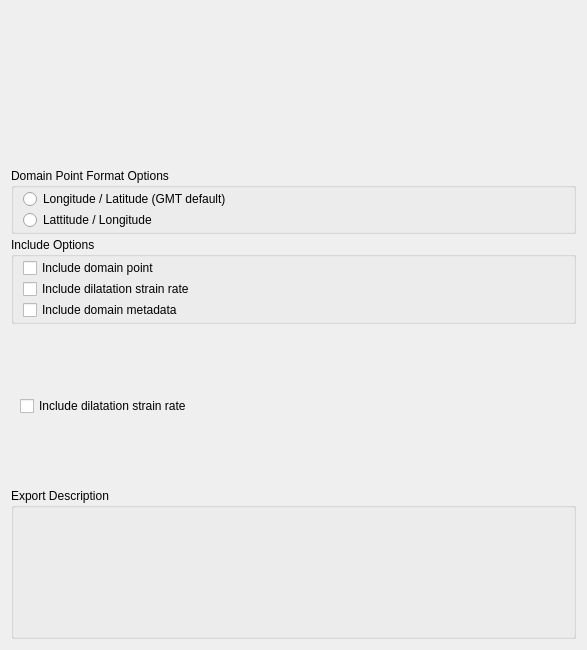
The window that src/qt-widgets/ExportScalarCoverageOptionsWidgetUi.ui (GPlates/GPlates) describes before a commit, drawn with Qt 5.
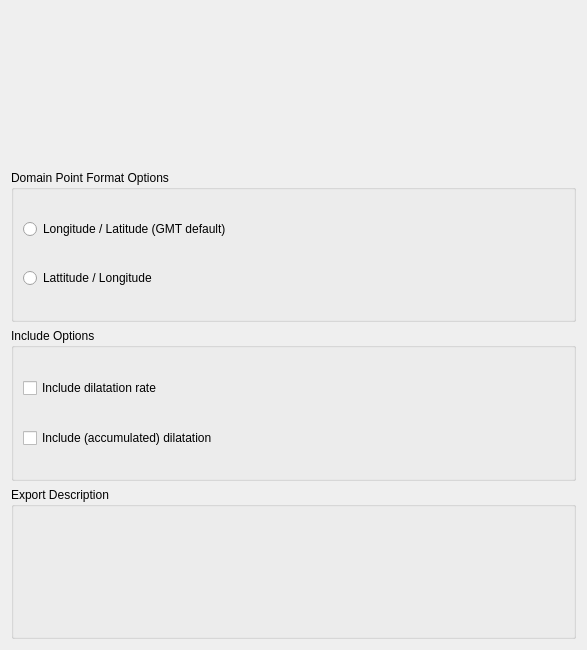
The same window after the commit.

```diff
--- a/src/qt-widgets/ExportScalarCoverageOptionsWidgetUi.ui
+++ b/src/qt-widgets/ExportScalarCoverageOptionsWidgetUi.ui
@@ -64,8 +64,11 @@
         </layout>
        </widget>
       </item>
+     </layout>
+    </widget>
+   </item>
       <item>
-       <widget class="QGroupBox" name="gmt_inclusion_options">
+    <widget class="QGroupBox" name="inclusion_options">
         <property name="title">
          <string>Include Options</string>
         </property>
@@ -80,48 +83,16 @@
           <number>1</number>
          </property>
          <item>
-          <widget class="QCheckBox" name="gmt_include_domain_point_check_box">
+       <widget class="QCheckBox" name="include_dilatation_rate_check_box">
            <property name="text">
-            <string>Include domain point</string>
+         <string>Include dilatation rate</string>
            </property>
           </widget>
          </item>
          <item>
-          <widget class="QCheckBox" name="gmt_include_dilatation_rate_check_box">
+       <widget class="QCheckBox" name="include_dilatation_check_box">
            <property name="text">
-            <string>Include dilatation strain rate</string>
-           </property>
-          </widget>
-         </item>
-         <item>
-          <widget class="QCheckBox" name="gmt_include_domain_meta_data_check_box">
-           <property name="text">
-            <string>Include domain metadata</string>
-           </property>
-          </widget>
-         </item>
-        </layout>
-       </widget>
-      </item>
-     </layout>
-    </widget>
-   </item>
-   <item>
-    <widget class="QWidget" name="gpml_format_options" native="true">
-     <layout class="QVBoxLayout" name="verticalLayout_2">
-      <property name="spacing">
-       <number>1</number>
-      </property>
-      <property name="topMargin">
-       <number>1</number>
-      </property>
-      <property name="bottomMargin">
-       <number>1</number>
-      </property>
-      <item>
-       <widget class="QCheckBox" name="gpml_include_dilatation_rate_check_box">
-        <property name="text">
-         <string>Include dilatation strain rate</string>
+         <string>Include (accumulated) dilatation</string>
         </property>
        </widget>
       </item>
```
Lines whose indentation alone changed are shown as unchanged.
